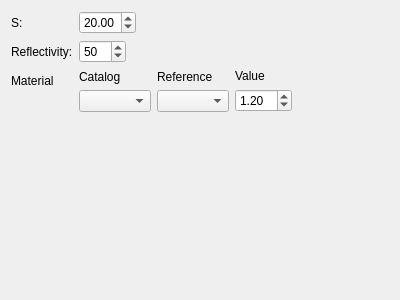
cihologramas/freecad-pyoptools, file freecad/pyoptools/GUI/BSCube.ui: the form before one commit.
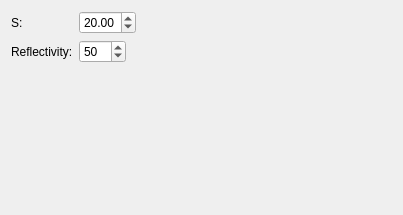
The form after the commit.

Commit message:
All the dialogs to insert objects use now placementWidget and materialWidget
Code was added to be able to reuse custom widgets in the components dialogs. It mus be working now.

```diff
--- a/freecad/pyoptools/GUI/BSCube.ui
+++ b/freecad/pyoptools/GUI/BSCube.ui
@@ -6,8 +6,8 @@
    <rect>
     <x>0</x>
     <y>0</y>
-    <width>400</width>
-    <height>300</height>
+    <width>403</width>
+    <height>215</height>
    </rect>
   </property>
   <property name="windowTitle">
@@ -53,69 +53,6 @@
        </property>
       </widget>
      </item>
-     <item row="2" column="0">
-      <widget class="QLabel" name="label_5">
-       <property name="text">
-        <string>Material</string>
-       </property>
-      </widget>
-     </item>
-     <item row="2" column="1">
-      <layout class="QHBoxLayout" name="horizontalLayout_2">
-       <item>
-        <layout class="QVBoxLayout" name="verticalLayout_4">
-         <item>
-          <widget class="QLabel" name="label_8">
-           <property name="text">
-            <string>Catalog</string>
-           </property>
-          </widget>
-         </item>
-         <item>
-          <widget class="QComboBox" name="Catalog"/>
-         </item>
-        </layout>
-       </item>
-       <item>
-        <layout class="QVBoxLayout" name="verticalLayout_5">
-         <item>
-          <widget class="QLabel" name="label_9">
-           <property name="text">
-            <string>Reference</string>
-           </property>
-          </widget>
-         </item>
-         <item>
-          <widget class="QComboBox" name="Reference"/>
-         </item>
-        </layout>
-       </item>
-       <item>
-        <layout class="QVBoxLayout" name="verticalLayout_2">
-         <item>
-          <widget class="QLabel" name="label_6">
-           <property name="text">
-            <string>Value</string>
-           </property>
-          </widget>
-         </item>
-         <item>
-          <widget class="QDoubleSpinBox" name="Value">
-           <property name="minimum">
-            <double>1.000000000000000</double>
-           </property>
-           <property name="singleStep">
-            <double>0.100000000000000</double>
-           </property>
-           <property name="value">
-            <double>1.200000000000000</double>
-           </property>
-          </widget>
-         </item>
-        </layout>
-       </item>
-      </layout>
-     </item>
     </layout>
    </item>
   </layout>
```
The commit also changes 26 other files.
